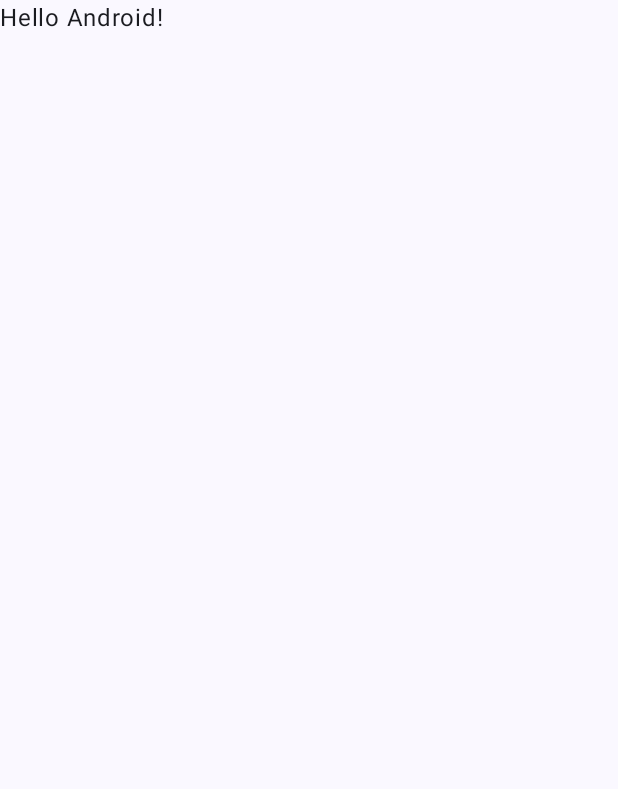
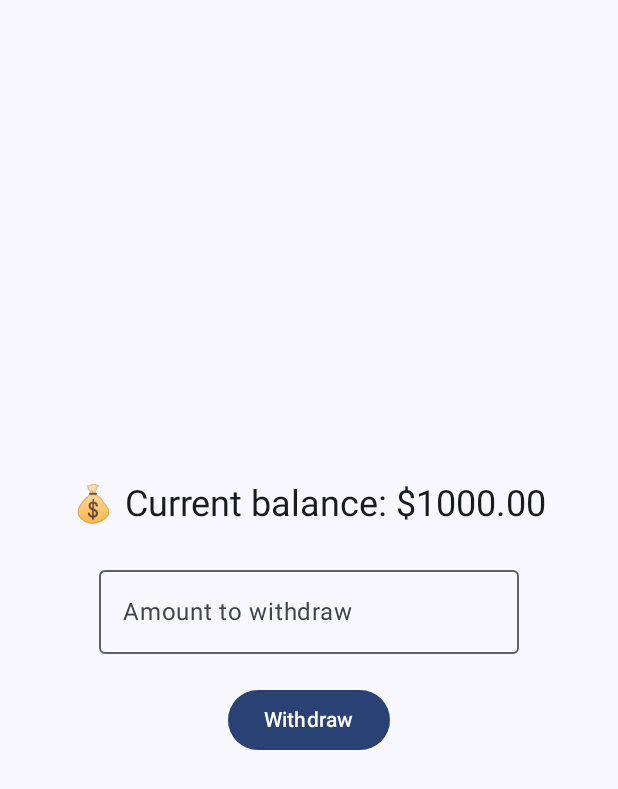
Before and after one commit to aledamen/parcial1-app-moviles, an Android app built with Jetpack Compose: the screen it shows after launch (MainActivity), on a phone screen of 412 x 824 dp. Before the commit the part shown is almost empty. Shown: the top 789 px of the screen. Run offline under Robolectric (Android 15) with nearby library versions, the phone set to English and light mode, and no system bars.

Commit message:
add funcionality to digital wallet

```diff
--- a/app/build.gradle.kts
+++ b/app/build.gradle.kts
@@ -49,6 +49,8 @@ dependencies {
     implementation(libs.androidx.compose.ui.graphics)
     implementation(libs.androidx.compose.ui.tooling.preview)
     implementation(libs.androidx.compose.material3)
+    implementation(libs.androidx.navigation.compose)
+    implementation(libs.androidx.compose.runtime)
     testImplementation(libs.junit)
     androidTestImplementation(libs.androidx.junit)
     androidTestImplementation(libs.androidx.espresso.core)
--- a/app/src/main/java/com/example/parcial1_app_moviles/MainActivity.kt
+++ b/app/src/main/java/com/example/parcial1_app_moviles/MainActivity.kt
@@ -4,13 +4,11 @@ import android.os.Bundle
 import androidx.activity.ComponentActivity
 import androidx.activity.compose.setContent
 import androidx.activity.enableEdgeToEdge
-import androidx.compose.foundation.layout.fillMaxSize
-import androidx.compose.foundation.layout.padding
-import androidx.compose.material3.Scaffold
-import androidx.compose.material3.Text
-import androidx.compose.runtime.Composable
-import androidx.compose.ui.Modifier
-import androidx.compose.ui.tooling.preview.Preview
+import androidx.compose.runtime.mutableDoubleStateOf
+import androidx.compose.runtime.saveable.rememberSaveable
+import androidx.navigation.compose.NavHost
+import androidx.navigation.compose.composable
+import androidx.navigation.compose.rememberNavController
 import com.example.parcial1_app_moviles.ui.theme.Parcial1appmovilesTheme
 
 class MainActivity : ComponentActivity() {
@@ -19,29 +17,16 @@ class MainActivity : ComponentActivity() {
         enableEdgeToEdge()
         setContent {
             Parcial1appmovilesTheme {
-                Scaffold(modifier = Modifier.fillMaxSize()) { innerPadding ->
-                    Greeting(
-                        name = "Android",
-                        modifier = Modifier.padding(innerPadding)
-                    )
+                val navController = rememberNavController()
+                val balance = rememberSaveable  { mutableDoubleStateOf(1000.0) }
+                NavHost(navController, startDestination = "MainView"){
+                    composable("MainView") { MainView(navController, balance) }
+                    composable("ReceiptView/{amount}") { backStackEntry ->
+                        val amount = backStackEntry.arguments?.getString("amount") ?: "0.0"
+                        ReceiptView(navController, amount)
+                    }
                 }
             }
         }
     }
 }
-
-@Composable
-fun Greeting(name: String, modifier: Modifier = Modifier) {
-    Text(
-        text = "Hello $name!",
-        modifier = modifier
-    )
-}
-
-@Preview(showBackground = true)
-@Composable
-fun GreetingPreview() {
-    Parcial1appmovilesTheme {
-        Greeting("Android")
-    }
-}
--- /dev/null
+++ b/app/src/main/java/com/example/parcial1_app_moviles/MainView.kt
@@ -0,0 +1,91 @@
+package com.example.parcial1_app_moviles
+
+import androidx.compose.foundation.layout.Arrangement
+import androidx.compose.foundation.layout.Column
+import androidx.compose.foundation.layout.Spacer
+import androidx.compose.foundation.layout.fillMaxSize
+import androidx.compose.foundation.layout.height
+import androidx.compose.foundation.layout.padding
+import androidx.compose.material3.Button
+import androidx.compose.material3.MaterialTheme
+import androidx.compose.material3.OutlinedTextField
+import androidx.compose.material3.Scaffold
+import androidx.compose.material3.Text
+import androidx.compose.runtime.Composable
+import androidx.compose.runtime.MutableState
+import androidx.compose.runtime.getValue
+import androidx.compose.runtime.mutableDoubleStateOf
+import androidx.compose.runtime.mutableStateOf
+import androidx.compose.runtime.remember
+import androidx.compose.runtime.setValue
+import androidx.compose.ui.Alignment
+import androidx.compose.ui.Modifier
+import androidx.compose.ui.text.input.TextFieldValue
+import androidx.compose.ui.tooling.preview.Preview
+import androidx.compose.ui.unit.dp
+import androidx.navigation.NavController
+import androidx.navigation.compose.rememberNavController
+import java.util.Locale
+
+@Composable
+fun MainView(navController: NavController, balance: MutableState<Double>, modifier: Modifier = Modifier) {
+    var withdrawAmount by remember { mutableStateOf(TextFieldValue("")) }
+    var errorMessage by remember { mutableStateOf("") }
+
+    Scaffold(
+        modifier = Modifier.fillMaxSize()
+    ) { innerPadding ->
+        Column(
+            modifier = modifier
+                .padding(innerPadding)
+                .padding(16.dp)
+                .fillMaxSize(),
+            verticalArrangement = Arrangement.Center,
+            horizontalAlignment = Alignment.CenterHorizontally
+        ) {
+            Text(
+                text = "💰 Current balance: $${String.format(Locale.US, "%.2f", balance.value)}",
+                style = MaterialTheme.typography.headlineSmall
+            )
+
+            Spacer(modifier = Modifier.height(20.dp))
+
+            OutlinedTextField(
+                value = withdrawAmount,
+                onValueChange = { withdrawAmount = it },
+                label = { Text("Amount to withdraw") },
+                singleLine = true
+            )
+            Spacer(modifier = Modifier.height(20.dp))
+
+            Button(onClick = {
+                val amount = withdrawAmount.text.toDoubleOrNull()
+                if (amount == null || amount <= 0) {
+                    errorMessage = "Please enter a valid amount"
+                } else if (amount > balance.value) {
+                    errorMessage = "Insufficient funds"
+                } else {
+                    balance.value -= amount
+                    navController.navigate("ReceiptView/$amount")
+                }
+            }) {
+                Text("Withdraw")
+            }
+
+            if (errorMessage.isNotEmpty()) {
+                Spacer(modifier = Modifier.height(16.dp))
+                Text(text = errorMessage, color = MaterialTheme.colorScheme.error)
+            }
+        }
+    }
+}
+
+@Preview(showBackground = true)
+@Composable
+fun MainViewPreview() {
+    MainView(
+        navController = rememberNavController(),
+        balance = remember { mutableDoubleStateOf(1000.0) },
+        modifier = Modifier
+    )
+}
--- a/gradle/libs.versions.toml
+++ b/gradle/libs.versions.toml
@@ -8,6 +8,8 @@ espressoCore = "3.7.0"
 lifecycleRuntimeKtx = "2.9.4"
 activityCompose = "1.11.0"
 composeBom = "2024.09.00"
+navigationCompose = "2.9.5"
+runtime = "1.9.2"
 
 [libraries]
 androidx-core-ktx = { group = "androidx.core", name = "core-ktx", version.ref = "coreKtx" }
@@ -24,6 +26,8 @@ androidx-compose-ui-tooling-preview = { group = "androidx.compose.ui", name = "u
 androidx-compose-ui-test-manifest = { group = "androidx.compose.ui", name = "ui-test-manifest" }
 androidx-compose-ui-test-junit4 = { group = "androidx.compose.ui", name = "ui-test-junit4" }
 androidx-compose-material3 = { group = "androidx.compose.material3", name = "material3" }
+androidx-navigation-compose = { group = "androidx.navigation", name = "navigation-compose", version.ref = "navigationCompose" }
+androidx-compose-runtime = { group = "androidx.compose.runtime", name = "runtime", version.ref = "runtime" }
 
 [plugins]
 android-application = { id = "com.android.application", version.ref = "agp" }
```
Also changed, not shown: app/src/main/java/com/example/parcial1_app_moviles/ReceiptView.kt (added, +44 -0 lines).
